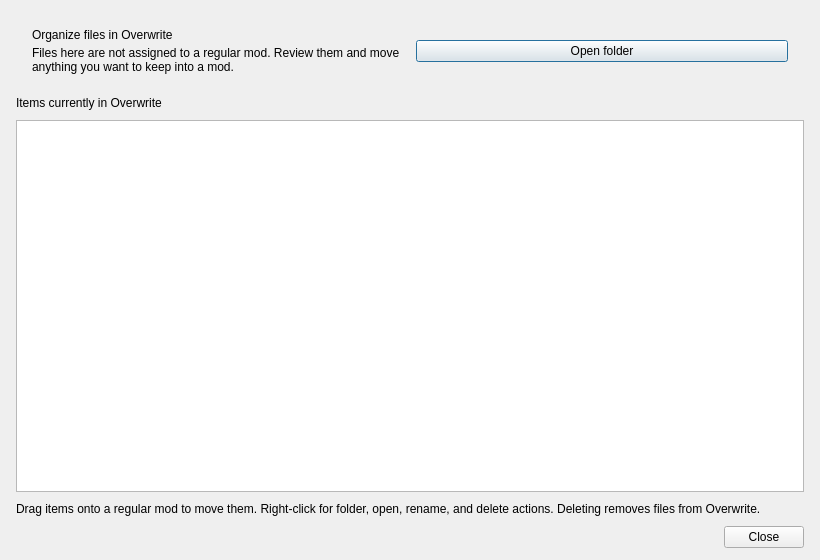
ArialSenki/MO2-Revamped, file source/modorganizer/src/overwriteinfodialog.ui: the form before one commit.
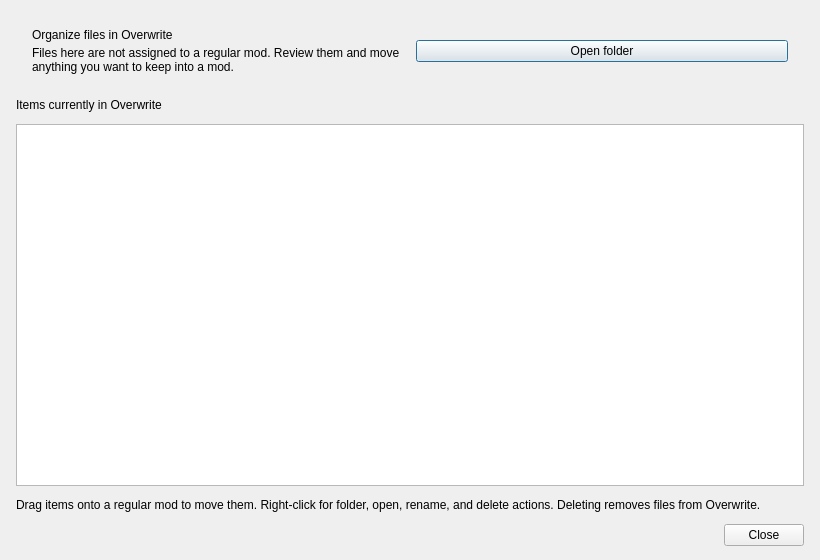
The form after the commit.

Patch:
```diff
--- a/source/modorganizer/src/overwriteinfodialog.ui
+++ b/source/modorganizer/src/overwriteinfodialog.ui
@@ -21,7 +21,7 @@
   </property>
   <layout class="QVBoxLayout" name="verticalLayout">
    <property name="spacing">
-    <number>10</number>
+    <number>12</number>
    </property>
    <property name="leftMargin">
     <number>16</number>
@@ -33,7 +33,7 @@
     <number>16</number>
    </property>
    <property name="bottomMargin">
-    <number>12</number>
+    <number>14</number>
    </property>
    <item>
     <widget class="QFrame" name="overwriteIntroPanel">
```
